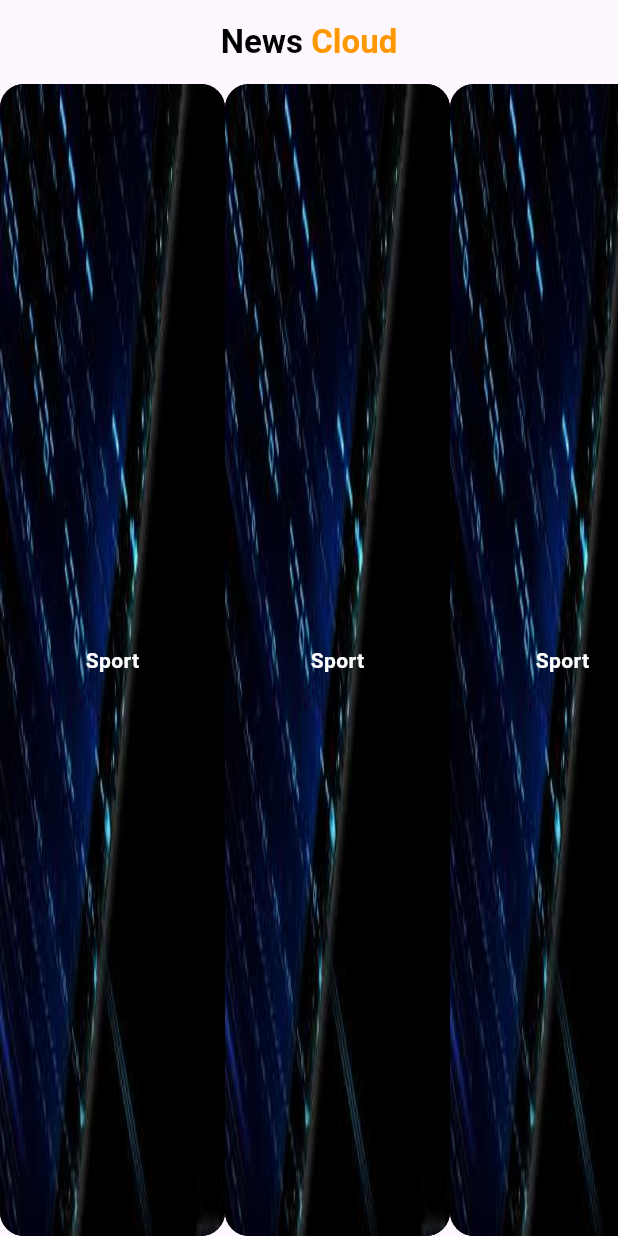
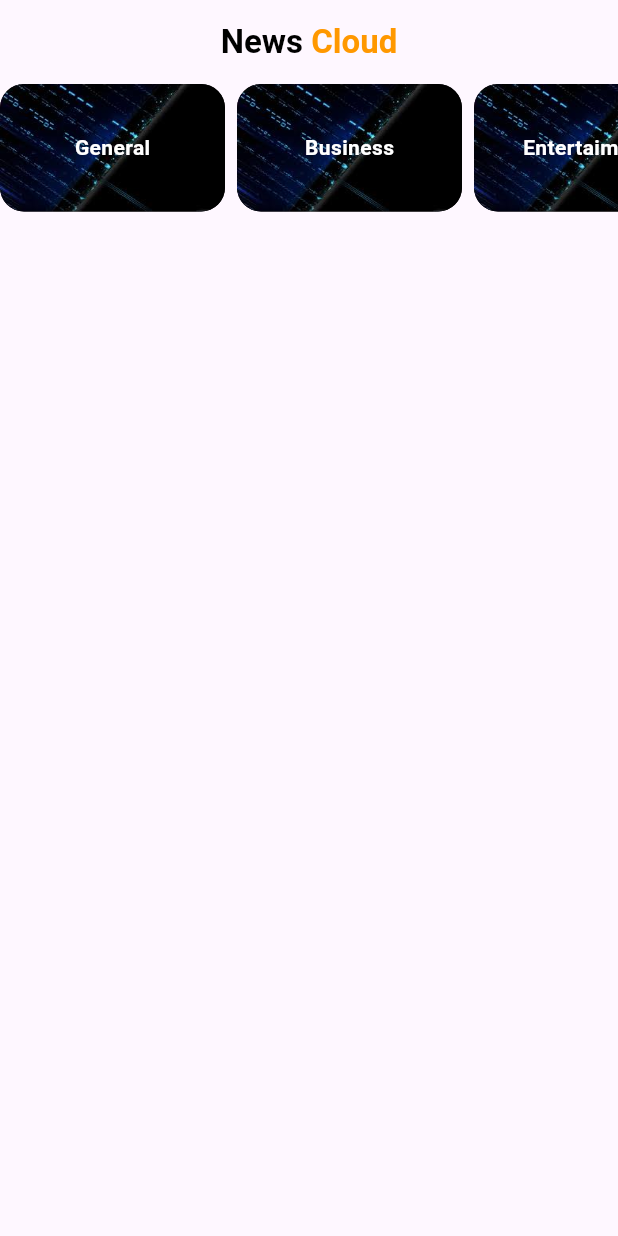
Before and after one commit to AGreynoon/news_app, a Flutter app: the screen it shows after launch, on a phone screen of 412 x 824 dp. Run offline on Flutter 3.47's test engine with Material 3 defaults, Android fonts, the phone set to English and light mode, and no system bars.

Commit message:
create category news cards

```diff
--- /dev/null
+++ b/lib/models/category_model.dart
@@ -0,0 +1,6 @@
+class CategoryModel {
+  final String title;
+  final String image;
+
+  const CategoryModel({required this.title, required this.image});
+}
--- a/lib/views/home_view.dart
+++ b/lib/views/home_view.dart
@@ -1,5 +1,5 @@
 import 'package:flutter/material.dart';
-import 'package:news_app/widgets/category_card.dart';
+import 'package:news_app/widgets/categories_listview.dart';
 
 class HomeView extends StatelessWidget {
   const HomeView({super.key});
@@ -30,13 +30,7 @@ class HomeView extends StatelessWidget {
         centerTitle: true,
         elevation: 0,
       ),
-      body: ListView.builder(
-          scrollDirection: Axis.horizontal,
-          itemCount: 3,
-          itemBuilder: (context, index) {
-            return CategoryCard(
-                title: 'Sport', image: 'assets/technology.jpeg');
-          }),
+      body: const CategoriesListview(),
     );
   }
 }
--- /dev/null
+++ b/lib/widgets/categories_listview.dart
@@ -0,0 +1,40 @@
+import 'package:flutter/material.dart';
+import 'package:news_app/models/category_model.dart';
+import 'package:news_app/widgets/category_card.dart';
+
+class CategoriesListview extends StatelessWidget {
+  const CategoriesListview({super.key});
+
+  /*final List<Widget> cards = const [
+    CategoryCard(title: 'General', image: 'assets/technology.jpeg'),
+    CategoryCard(title: 'Business', image: 'assets/technology.jpeg'),
+    CategoryCard(title: 'Entertaiment', image: 'assets/technology.jpeg'),
+    CategoryCard(title: 'Health', image: 'assets/technology.jpeg'),
+    CategoryCard(title: 'Science', image: 'assets/technology.jpeg'),
+    CategoryCard(title: 'Sport', image: 'assets/technology.jpeg'),
+    CategoryCard(title: 'Technology', image: 'assets/technology.jpeg'),
+  ];*/
+
+  final List<CategoryModel> categoriesList = const [
+    CategoryModel(title: 'General', image: 'assets/technology.jpeg'),
+    CategoryModel(title: 'Business', image: 'assets/technology.jpeg'),
+    CategoryModel(title: 'Entertaiment', image: 'assets/technology.jpeg'),
+    CategoryModel(title: 'Health', image: 'assets/technology.jpeg'),
+    CategoryModel(title: 'Science', image: 'assets/technology.jpeg'),
+    CategoryModel(title: 'Sport', image: 'assets/technology.jpeg'),
+    CategoryModel(title: 'Technology', image: 'assets/technology.jpeg'),
+  ];
+
+  @override
+  Widget build(BuildContext context) {
+    return SizedBox(
+      height: 85,
+      child: ListView.builder(
+          scrollDirection: Axis.horizontal,
+          itemCount: categoriesList.length,
+          itemBuilder: (context, index) {
+            return CategoryCard(categories: categoriesList[index]);
+          }),
+    );
+  }
+}
--- a/lib/widgets/category_card.dart
+++ b/lib/widgets/category_card.dart
@@ -1,32 +1,35 @@
 import 'package:flutter/material.dart';
+import 'package:news_app/models/category_model.dart';
 
 class CategoryCard extends StatelessWidget {
-  final String title;
-  final String image;
-  const CategoryCard({super.key, required this.title, required this.image});
+  final CategoryModel categories;
+  const CategoryCard({super.key, required this.categories});
 
   @override
   Widget build(BuildContext context) {
-    return Container(
+    return Padding(
+      padding: const EdgeInsets.only(right: 8),
+      child: Container(
         height: 85,
         width: 150,
         decoration: BoxDecoration(
           color: Colors.black,
           borderRadius: BorderRadius.circular(16),
           image: DecorationImage(
-          image: AssetImage(image),
+            image: AssetImage(categories.image),
             fit: BoxFit.fill,
           ),
         ),
         child: Center(
           child: Text(
-          title,
+            categories.title,
             style: const TextStyle(
               color: Colors.white,
               fontWeight: FontWeight.bold,
             ),
           ),
         ),
+      ),
     );
   }
 }
```
Also changed, not shown: 1 other file. Lines whose indentation alone changed are shown as unchanged.
